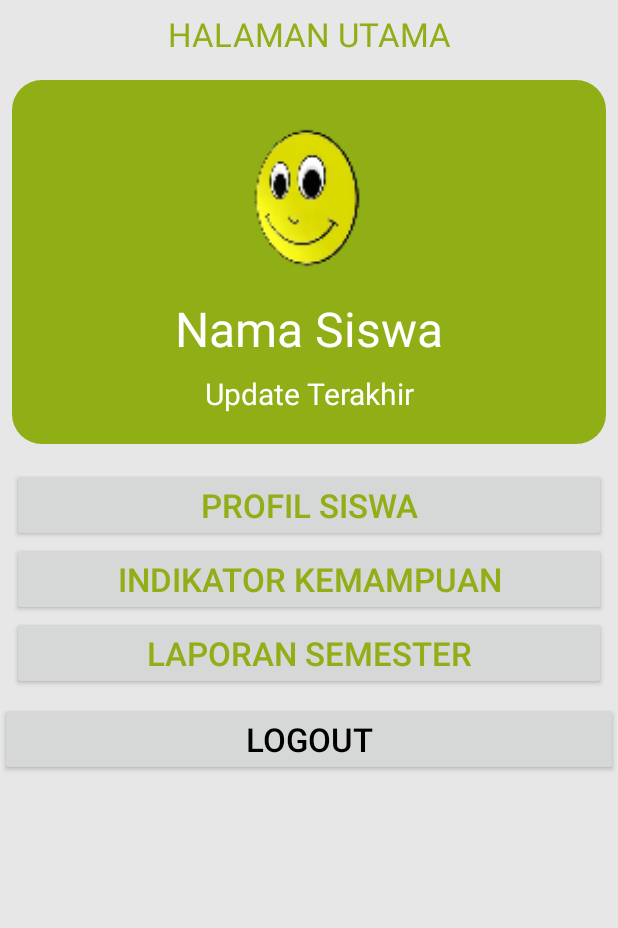
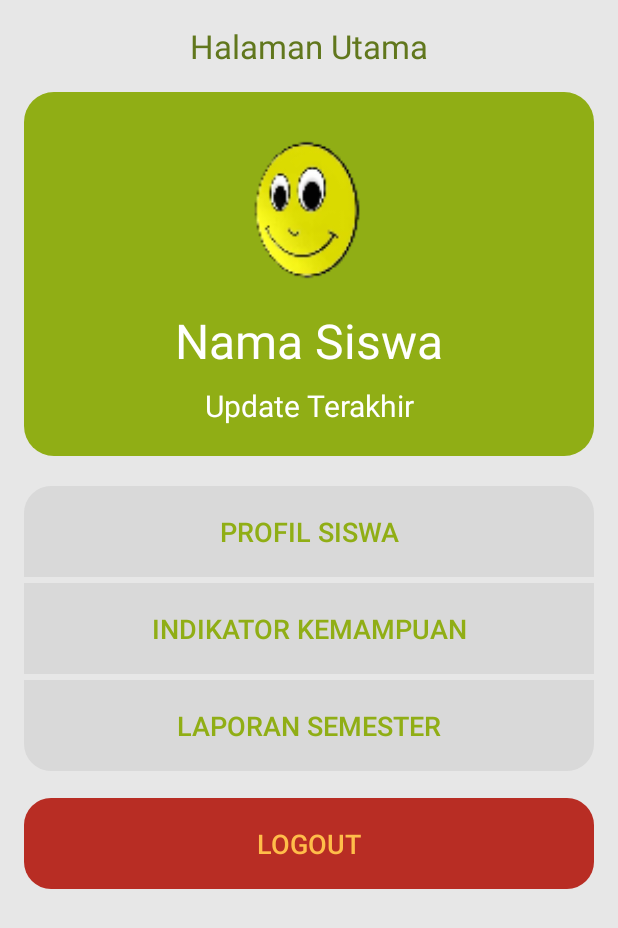
Before and after one commit to devKFR/CiPot, an Android app: the layout activity_home_siswa.xml on its own in the app's theme, with its tools: preview values and no code run, on a phone screen of 412 x 824 dp. Shown: the top 928 px of the screen. Run offline under Robolectric (Android 15) with nearby library versions, the light colour scheme and no system bars.

Commit message:
Home siswa

```diff
--- /dev/null
+++ b/app/src/main/res/drawable/tombol_atas.xml
@@ -0,0 +1,69 @@
+<?xml version="1.0" encoding="utf-8"?>
+<selector xmlns:android="http://schemas.android.com/apk/res/android">
+    <item android:state_pressed="true" >
+        <shape
+            android:shape="rectangle"   >
+
+            <padding
+                android:left="18dp"
+                android:top="18dp"
+                android:right="18dp"
+                android:bottom="18dp"    >
+            </padding>
+
+            <solid
+                android:color="#c9c9c9" >
+            </solid>
+
+            <corners
+                android:topLeftRadius="18dp"
+                android:topRightRadius="18dp"
+                >
+            </corners>
+        </shape>
+    </item>
+    <item android:state_focused="true">
+        <shape
+            android:shape="rectangle"   >
+
+            <padding
+                android:left="18dp"
+                android:top="18dp"
+                android:right="18dp"
+                android:bottom="18dp"    >
+            </padding>
+
+            <solid
+                android:color="#c9c9c9" >
+            </solid>
+
+            <corners
+                android:topLeftRadius="18dp"
+                android:topRightRadius="18dp"
+                >
+            </corners>
+        </shape>
+    </item>
+    <item >
+        <shape
+            android:shape="rectangle"   >
+
+            <padding
+                android:left="18dp"
+                android:top="18dp"
+                android:right="18dp"
+                android:bottom="18dp"    >
+            </padding>
+
+            <solid
+                android:color="#d9d9d9" >
+            </solid>
+
+            <corners
+                android:topLeftRadius="18dp"
+                android:topRightRadius="18dp"
+                >
+            </corners>
+        </shape>
+    </item>
+</selector>
--- /dev/null
+++ b/app/src/main/res/drawable/tombol_bawah.xml
@@ -0,0 +1,69 @@
+<?xml version="1.0" encoding="utf-8"?>
+<selector xmlns:android="http://schemas.android.com/apk/res/android">
+    <item android:state_pressed="true" >
+        <shape
+            android:shape="rectangle"   >
+
+            <padding
+                android:left="18dp"
+                android:top="18dp"
+                android:right="18dp"
+                android:bottom="18dp"    >
+            </padding>
+
+            <solid
+                android:color="#c9c9c9" >
+            </solid>
+
+            <corners
+                android:bottomLeftRadius="18dp"
+                android:bottomRightRadius="18dp"
+                >
+            </corners>
+        </shape>
+    </item>
+    <item android:state_focused="true">
+        <shape
+            android:shape="rectangle"   >
+
+            <padding
+                android:left="18dp"
+                android:top="18dp"
+                android:right="18dp"
+                android:bottom="18dp"    >
+            </padding>
+
+            <solid
+                android:color="#c9c9c9" >
+            </solid>
+
+            <corners
+                android:bottomLeftRadius="18dp"
+                android:bottomRightRadius="18dp"
+                >
+            </corners>
+        </shape>
+    </item>
+    <item >
+        <shape
+            android:shape="rectangle"   >
+
+            <padding
+                android:left="18dp"
+                android:top="18dp"
+                android:right="18dp"
+                android:bottom="18dp"    >
+            </padding>
+
+            <solid
+                android:color="#d9d9d9" >
+            </solid>
+
+            <corners
+                android:bottomLeftRadius="18dp"
+                android:bottomRightRadius="18dp"
+                >
+            </corners>
+        </shape>
+    </item>
+</selector>
--- /dev/null
+++ b/app/src/main/res/drawable/tombol_kembali.xml
@@ -0,0 +1,66 @@
+<?xml version="1.0" encoding="utf-8"?>
+<selector xmlns:android="http://schemas.android.com/apk/res/android">
+    <item android:state_pressed="true" >
+        <shape
+            android:shape="rectangle"   >
+
+            <padding
+                android:left="18dp"
+                android:top="18dp"
+                android:right="18dp"
+                android:bottom="18dp"    >
+            </padding>
+
+            <solid
+                android:color="#a81d14" >
+            </solid>
+
+            <corners
+                android:radius="18dp"
+                >
+            </corners>
+        </shape>
+    </item>
+    <item android:state_focused="true">
+        <shape
+            android:shape="rectangle"   >
+
+            <padding
+                android:left="18dp"
+                android:top="18dp"
+                android:right="18dp"
+                android:bottom="18dp"    >
+            </padding>
+
+            <solid
+                android:color="#a81d14" >
+            </solid>
+
+            <corners
+                android:radius="18dp"
+                >
+            </corners>
+        </shape>
+    </item>
+    <item >
+        <shape
+            android:shape="rectangle"   >
+
+            <padding
+                android:left="18dp"
+                android:top="18dp"
+                android:right="18dp"
+                android:bottom="18dp"    >
+            </padding>
+
+            <solid
+                android:color="#b82d24" >
+            </solid>
+
+            <corners
+                android:radius="18dp"
+                >
+            </corners>
+        </shape>
+    </item>
+</selector>
--- /dev/null
+++ b/app/src/main/res/drawable/tombol_tengah.xml
@@ -0,0 +1,51 @@
+<?xml version="1.0" encoding="utf-8"?>
+<selector xmlns:android="http://schemas.android.com/apk/res/android">
+    <item android:state_pressed="true" >
+        <shape
+            android:shape="rectangle"   >
+
+            <padding
+                android:left="18dp"
+                android:top="18dp"
+                android:right="18dp"
+                android:bottom="18dp"    >
+            </padding>
+
+            <solid
+                android:color="#c9c9c9" >
+            </solid>
+        </shape>
+    </item>
+    <item android:state_focused="true">
+        <shape
+            android:shape="rectangle"   >
+
+            <padding
+                android:left="18dp"
+                android:top="18dp"
+                android:right="18dp"
+                android:bottom="18dp"    >
+            </padding>
+
+            <solid
+                android:color="#c9c9c9" >
+            </solid>
+        </shape>
+    </item>
+    <item >
+        <shape
+            android:shape="rectangle"   >
+
+            <padding
+                android:left="18dp"
+                android:top="18dp"
+                android:right="18dp"
+                android:bottom="18dp"    >
+            </padding>
+
+            <solid
+                android:color="#d9d9d9" >
+            </solid>
+        </shape>
+    </item>
+</selector>
--- a/app/src/main/res/layout/activity_home_siswa.xml
+++ b/app/src/main/res/layout/activity_home_siswa.xml
@@ -10,16 +10,16 @@
     <TextView
         android:layout_width="match_parent"
         android:layout_height="wrap_content"
-        android:layout_margin="8dp"
+        android:layout_marginTop="16dp"
         android:gravity="center_horizontal"
-        android:text="HALAMAN UTAMA"
-        android:textColor="#90ae15"
+        android:text="Halaman Utama"
+        android:textColor="#61771d"
         android:textSize="22sp" />
 
     <LinearLayout
         android:layout_width="match_parent"
         android:layout_height="wrap_content"
-        android:layout_margin="8dp"
+        android:layout_margin="16dp"
         android:background="@drawable/kotak_hijau"
         android:orientation="vertical">
 
@@ -55,7 +55,8 @@
     <LinearLayout
         android:layout_width="match_parent"
         android:layout_height="wrap_content"
-        android:layout_margin="8dp"
+        android:layout_marginLeft="16dp"
+        android:layout_marginRight="16dp"
         android:orientation="vertical">
 
         <Button
@@ -64,7 +65,10 @@
             android:layout_height="wrap_content"
             android:text="Profil siswa"
             android:textColor="#90ae15"
-            android:textSize="22sp" />
+            android:textSize="18sp"
+            android:background="@drawable/tombol_atas"
+            style="?android:attr/borderlessButtonStyle"
+            android:layout_marginTop="4dp"/>
 
         <Button
             android:id="@+id/btn_indikatorSiswa"
@@ -72,7 +76,11 @@
             android:layout_height="wrap_content"
             android:text="Indikator kemampuan"
             android:textColor="#90ae15"
-            android:textSize="22sp" />
+            android:textSize="18sp"
+            android:background="@drawable/tombol_tengah"
+            style="?android:attr/borderlessButtonStyle"
+            android:layout_marginTop="4dp"
+            />
 
         <Button
             android:id="@+id/btn_laporanSiswa"
@@ -80,16 +88,22 @@
             android:layout_height="wrap_content"
             android:text="laporan semester"
             android:textColor="#90ae15"
-            android:textSize="22sp" />
+            android:textSize="18sp"
+            android:background="@drawable/tombol_bawah"
+            style="?android:attr/borderlessButtonStyle"
+            android:layout_marginTop="4dp" />
 
-    </LinearLayout>
 
         <Button
             android:id="@+id/btn_logout"
             android:layout_width="match_parent"
             android:layout_height="wrap_content"
             android:text="logout"
-        android:textColor="#000000"
-        android:textSize="22sp" />
+            android:textColor="#ffbd4a"
+            android:textSize="18sp"
+            android:background="@drawable/tombol_kembali"
+            style="?android:attr/borderlessButtonStyle"
+            android:layout_marginTop="18dp"  />
 
     </LinearLayout>
+</LinearLayout>
```
Lines whose indentation alone changed are shown as unchanged.
